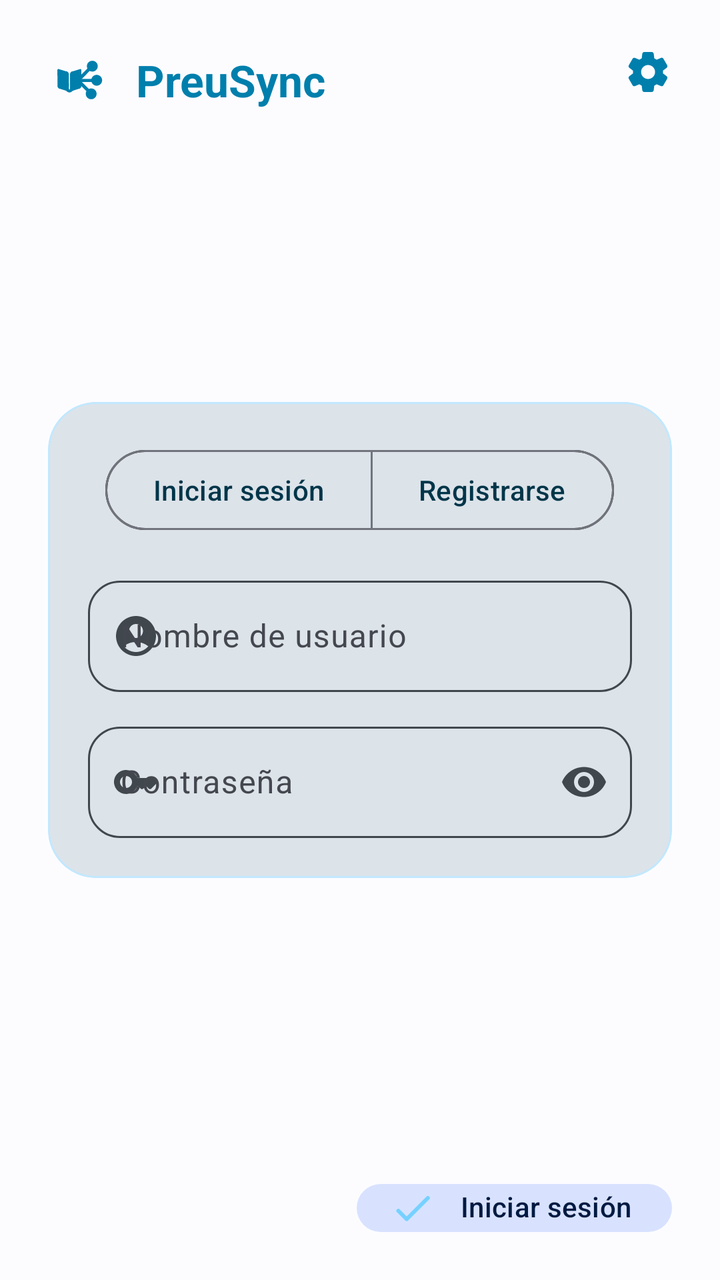
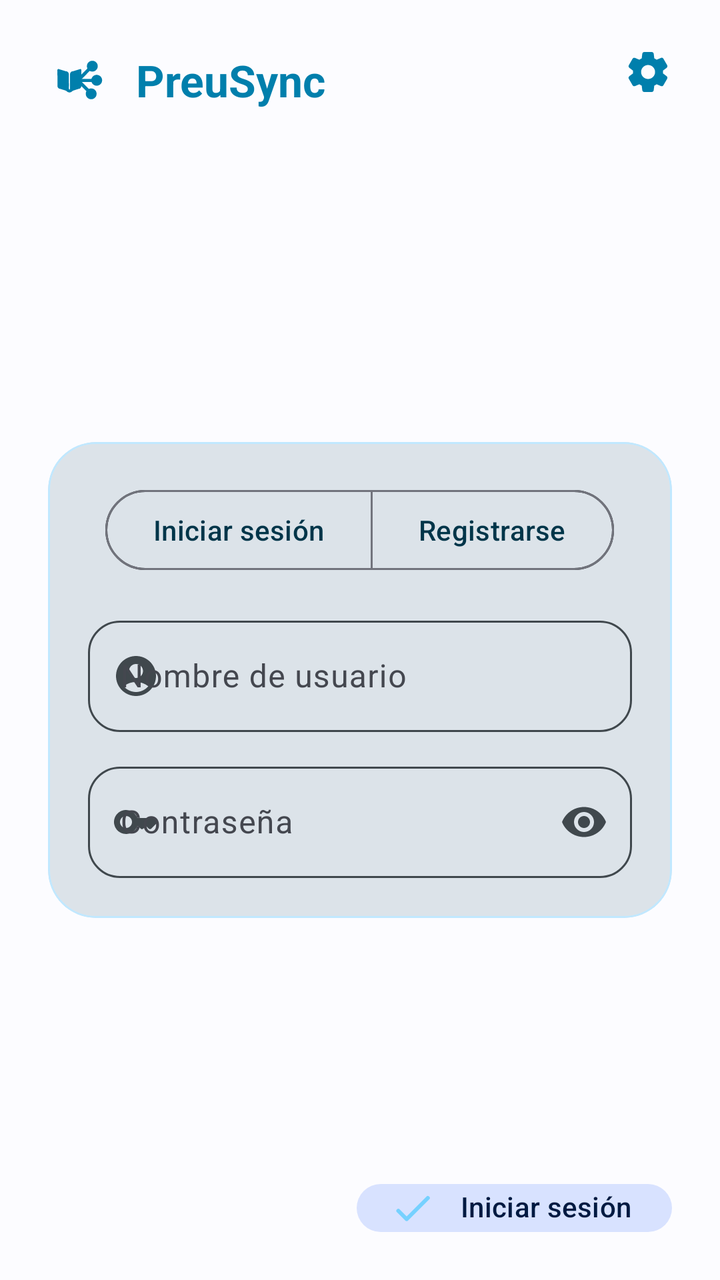

The first picture is an Android layout as it rendered before a commit; the second is the same layout after the commit. The layout source and the unified diff follow.
<!-- AndroidManifest.xml: application theme Theme.PreuSync.Dynamic -->
<!-- res/layout/activity_auth.xml -->
<?xml version="1.0" encoding="utf-8"?>


<androidx.constraintlayout.widget.ConstraintLayout
    xmlns:android="http://schemas.android.com/apk/res/android"
    xmlns:app="http://schemas.android.com/apk/res-auto"
    xmlns:tools="http://schemas.android.com/tools"
    android:id="@+id/authRootLayout"
    android:layout_width="match_parent"
    android:layout_height="match_parent"
    android:fitsSystemWindows="true"
    android:animateLayoutChanges="true"
    android:background="?attr/colorBackground">

    
    <LinearLayout
        android:id="@+id/headerLayout"
        android:layout_width="wrap_content"
        android:layout_height="wrap_content"
        android:layout_margin="@dimen/padding_24dp"
        android:gravity="center_vertical"
        android:orientation="horizontal"
        app:layout_constraintStart_toStartOf="parent"
        app:layout_constraintTop_toTopOf="parent">

        <ImageView
            android:id="@+id/appLogo"
            android:layout_width="32dp"
            android:layout_height="32dp"
            android:src="@drawable/logo"
            app:tint="?attr/colorAccent"
            android:contentDescription="@string/app_name" />

        <TextView
            android:id="@+id/appName"
            style="@style/TextAppearance.PreuSync.HeaderTitle"
            android:layout_width="wrap_content"
            android:layout_height="wrap_content"
            android:layout_marginStart="12dp"
            android:text="@string/app_name"
            android:textSize="22sp" />
    </LinearLayout>

    <ImageButton
        android:id="@+id/settingsButton"
        android:layout_width="40dp"
        android:layout_height="40dp"
        android:layout_margin="@dimen/padding_16dp"
        android:background="@drawable/ripple_circular"
        android:padding="8dp"
        android:src="@drawable/ic_settings"
        app:layout_constraintEnd_toEndOf="parent"
        app:layout_constraintTop_toTopOf="parent"
        app:tint="?attr/colorAccent"
        android:contentDescription="@string/title_settings" />

    
    <com.google.android.material.card.MaterialCardView
        android:id="@+id/formCard"
        style="@style/Widget.PreuSync.CardView"
        android:layout_width="match_parent"
        android:layout_height="0dp"
        android:layout_marginHorizontal="@dimen/padding_24dp"
        android:layout_marginTop="8dp"
        android:layout_marginBottom="16dp"
        app:cardCornerRadius="24dp"
        app:cardElevation="0dp"
        app:strokeWidth="1dp"
        app:strokeColor="?attr/colorControlHighlight"
        app:layout_constraintHeight_default="wrap"
        app:layout_constrainedHeight="true"
        app:layout_constraintBottom_toTopOf="@+id/authFab"
        app:layout_constraintTop_toBottomOf="@id/headerLayout"
        app:layout_constraintVertical_bias="0.5">

        <androidx.core.widget.NestedScrollView
            android:layout_width="match_parent"
            android:layout_height="wrap_content"
            android:fillViewport="true"
            android:scrollbars="none">

            <LinearLayout
                android:layout_width="match_parent"
                android:layout_height="wrap_content"
                android:padding="@dimen/padding_20dp"
                android:paddingBottom="60dp"
                android:orientation="vertical"
                android:gravity="center_horizontal">

                <com.google.android.material.button.MaterialButtonToggleGroup
                    android:id="@+id/authToggleGroup"
                    style="@style/Widget.PreuSync.ButtonToggleGroup"
                    android:layout_marginBottom="16dp">

                    <com.google.android.material.button.MaterialButton
                        android:id="@+id/toggleLogin"
                        style="@style/Widget.Material3.Button.OutlinedButton"
                        android:layout_width="wrap_content"
                        android:layout_height="wrap_content"
                        android:text="@string/button_login" />

                    <com.google.android.material.button.MaterialButton
                        android:id="@+id/toggleRegister"
                        style="@style/Widget.Material3.Button.OutlinedButton"
                        android:layout_width="wrap_content"
                        android:layout_height="wrap_content"
                        android:text="@string/button_register" />
                </com.google.android.material.button.MaterialButtonToggleGroup>

                <ViewFlipper
                    android:id="@+id/authViewFlipper"
                    android:layout_width="match_parent"
                    android:layout_height="wrap_content"
                    android:measureAllChildren="false">

                    
                    <LinearLayout
                        android:id="@+id/loginFields"
                        android:layout_width="match_parent"
                        android:layout_height="wrap_content"
                        android:orientation="vertical">
                        <com.google.android.material.textfield.TextInputLayout
                            android:id="@+id/usernameTextInputLayout"
                            style="@style/Widget.PreuSync.TextInputLayout.OutlinedBox"
                            android:layout_width="match_parent"
                            android:layout_height="wrap_content"
                            android:hint="@string/hint_username"
                            app:startIconDrawable="@drawable/ic_nav_profile">
                            <com.google.android.material.textfield.TextInputEditText
                                android:id="@+id/usernameEditText"
                                android:layout_width="match_parent"
                                android:layout_height="wrap_content"
                                android:importantForAutofill="yes"
                                android:autofillHints="username"
                                android:inputType="text" />
                        </com.google.android.material.textfield.TextInputLayout>
                        <com.google.android.material.textfield.TextInputLayout
                            android:id="@+id/passwordTextInputLayout"
                            style="@style/Widget.PreuSync.TextInputLayout.OutlinedBox"
                            android:layout_width="match_parent"
                            android:layout_height="wrap_content"
                            android:layout_marginTop="12dp"
                            android:hint="@string/hint_password"
                            app:endIconMode="password_toggle"
                            app:startIconDrawable="@drawable/ic_key">
                            <com.google.android.material.textfield.TextInputEditText
                                android:id="@+id/passwordEditText"
                                android:layout_width="match_parent"
                                android:layout_height="wrap_content"
                                android:importantForAutofill="yes"
                                android:autofillHints="password"
                                android:inputType="textPassword" />
                        </com.google.android.material.textfield.TextInputLayout>
                    </LinearLayout>

                    
                    <LinearLayout
                        android:id="@+id/registerFields"
                        android:layout_width="match_parent"
                        android:layout_height="wrap_content"
                        android:orientation="vertical">
                        <ViewFlipper
                            android:id="@+id/registerStepFlipper"
                            android:layout_width="match_parent"
                            android:layout_height="wrap_content"
                            android:measureAllChildren="false">
                            <include layout="@layout/layout_register_step1" />
                            <include layout="@layout/layout_register_step2" />
                            <include layout="@layout/layout_register_step3" />
                        </ViewFlipper>

                        <LinearLayout
                            android:id="@+id/stepNavigationLayout"
                            android:layout_width="match_parent"
                            android:layout_height="wrap_content"
                            android:gravity="center"
                            android:orientation="horizontal"
                            android:paddingTop="12dp">
                            <View android:id="@+id/step1Indicator" android:layout_width="32dp" android:layout_height="6dp" android:layout_margin="4dp" android:background="@drawable/bg_onboarding_indicator_inactive" />
                            <View android:id="@+id/step2Indicator" android:layout_width="32dp" android:layout_height="6dp" android:layout_margin="4dp" android:background="@drawable/bg_onboarding_indicator_inactive" />
                            <View android:id="@+id/step3Indicator" android:layout_width="32dp" android:layout_height="6dp" android:layout_margin="4dp" android:background="@drawable/bg_onboarding_indicator_inactive" />
                        </LinearLayout>
                    </LinearLayout>
                </ViewFlipper>
            </LinearLayout>
        </androidx.core.widget.NestedScrollView>
    </com.google.android.material.card.MaterialCardView>

    
    <com.google.android.material.button.MaterialButton
        android:id="@+id/backStepButton"
        style="@style/Widget.Material3.Button.TextButton"
        android:layout_width="wrap_content"
        android:layout_height="wrap_content"
        android:layout_margin="@dimen/padding_24dp"
        android:text="@string/button_previous"
        android:visibility="gone"
        app:layout_constraintBottom_toBottomOf="parent"
        app:layout_constraintStart_toStartOf="parent" />

    <com.google.android.material.floatingactionbutton.ExtendedFloatingActionButton
        android:id="@+id/authFab"
        style="@style/Base.Widget.Material3.ExtendedFloatingActionButton"
        android:layout_width="wrap_content"
        android:layout_height="wrap_content"
        android:layout_margin="@dimen/padding_24dp"
        android:text="@string/button_login"
        android:clickable="true"
        android:focusable="true"
        app:icon="@drawable/ic_check"
        app:layout_constraintBottom_toBottomOf="parent"
        app:layout_constraintEnd_toEndOf="parent" />

</androidx.constraintlayout.widget.ConstraintLayout>
<!-- res/layout/layout_register_step1.xml (included above) -->
<?xml version="1.0" encoding="utf-8"?>

<LinearLayout xmlns:android="http://schemas.android.com/apk/res/android"
    xmlns:app="http://schemas.android.com/apk/res-auto"
    android:layout_width="match_parent"
    android:layout_height="wrap_content"
    android:orientation="vertical"
    android:paddingBottom="8dp">

    <com.google.android.material.card.MaterialCardView
        android:id="@+id/avatarCardView"
        android:layout_width="72dp"
        android:layout_height="72dp"
        android:layout_gravity="center"
        android:layout_marginBottom="16dp"
        app:cardCornerRadius="36dp"
        app:cardElevation="2dp">
        <ImageView
            android:id="@+id/avatarImageView"
            android:layout_width="match_parent"
            android:layout_height="match_parent"
            android:scaleType="centerCrop"
            android:src="@drawable/ic_nav_profile"
            android:contentDescription="@string/title_profile" />
    </com.google.android.material.card.MaterialCardView>

    <com.google.android.material.textfield.TextInputLayout
        android:id="@+id/registerUsernameTextInputLayout"
        style="@style/Widget.PreuSync.TextInputLayout.OutlinedBox"
        android:layout_width="match_parent"
        android:layout_height="wrap_content"
        android:hint="@string/hint_username"
        app:startIconDrawable="@drawable/ic_nav_profile">
        <com.google.android.material.textfield.TextInputEditText
            android:id="@+id/registerUsernameEditText"
            android:layout_width="match_parent"
            android:layout_height="wrap_content"
            android:importantForAutofill="yes"
            android:autofillHints="username"
            android:inputType="textPersonName" />
    </com.google.android.material.textfield.TextInputLayout>

    <com.google.android.material.textfield.TextInputLayout
        android:id="@+id/newPasswordTextInputLayout"
        style="@style/Widget.PreuSync.TextInputLayout.OutlinedBox"
        android:layout_width="match_parent"
        android:layout_height="wrap_content"
        android:layout_marginTop="12dp"
        android:hint="@string/hint_password"
        app:endIconMode="password_toggle"
        app:startIconDrawable="@drawable/ic_key">
        <com.google.android.material.textfield.TextInputEditText
            android:id="@+id/newPasswordEditText"
            android:layout_width="match_parent"
            android:layout_height="wrap_content"
            android:importantForAutofill="yes"
            android:autofillHints="newPassword"
            android:inputType="textPassword" />
    </com.google.android.material.textfield.TextInputLayout>

    <com.google.android.material.textfield.TextInputLayout
        android:id="@+id/confirmPasswordTextInputLayout"
        style="@style/Widget.PreuSync.TextInputLayout.OutlinedBox"
        android:layout_width="match_parent"
        android:layout_height="wrap_content"
        android:layout_marginTop="12dp"
        android:hint="@string/hint_repeat_password"
        app:endIconMode="password_toggle"
        app:startIconDrawable="@drawable/ic_repeat">
        <com.google.android.material.textfield.TextInputEditText
            android:id="@+id/confirmPasswordEditText"
            android:layout_width="match_parent"
            android:layout_height="wrap_content"
            android:importantForAutofill="yes"
            android:autofillHints="newPassword"
            android:inputType="textPassword" />
    </com.google.android.material.textfield.TextInputLayout>
</LinearLayout>
<!-- res/layout/layout_register_step2.xml (included above) -->
<?xml version="1.0" encoding="utf-8"?>

<LinearLayout xmlns:android="http://schemas.android.com/apk/res/android"
    xmlns:app="http://schemas.android.com/apk/res-auto"
    android:layout_width="match_parent"
    android:layout_height="wrap_content"
    android:orientation="vertical"
    android:paddingBottom="@dimen/padding_8dp">

    <com.google.android.material.textfield.TextInputLayout
        android:id="@+id/firstNameTextInputLayout"
        style="@style/Widget.PreuSync.TextInputLayout.OutlinedBox"
        android:layout_width="match_parent"
        android:layout_height="wrap_content"
        android:hint="@string/hint_first_name"
        app:startIconDrawable="@drawable/ic_rename">
        <com.google.android.material.textfield.TextInputEditText
            android:id="@+id/firstNameEditText"
            android:layout_width="match_parent"
            android:layout_height="wrap_content"
            android:importantForAutofill="yes"
            android:autofillHints="personGivenName"
            android:inputType="textCapWords" />
    </com.google.android.material.textfield.TextInputLayout>

    <com.google.android.material.textfield.TextInputLayout
        android:id="@+id/lastNameTextInputLayout"
        style="@style/Widget.PreuSync.TextInputLayout.OutlinedBox"
        android:layout_width="match_parent"
        android:layout_height="wrap_content"
        android:layout_marginTop="@dimen/padding_12dp"
        android:hint="@string/hint_last_name"
        app:startIconDrawable="@drawable/ic_assignment">
        <com.google.android.material.textfield.TextInputEditText
            android:id="@+id/lastNameEditText"
            android:layout_width="match_parent"
            android:layout_height="wrap_content"
            android:importantForAutofill="yes"
            android:autofillHints="personFamilyName"
            android:inputType="textCapWords" />
    </com.google.android.material.textfield.TextInputLayout>

    <com.google.android.material.textfield.TextInputLayout
        android:id="@+id/idTextInputLayout"
        style="@style/Widget.PreuSync.TextInputLayout.OutlinedBox"
        android:layout_width="match_parent"
        android:layout_height="wrap_content"
        android:layout_marginTop="@dimen/padding_12dp"
        android:hint="@string/hint_id_number"
        app:startIconDrawable="@drawable/ic_card">
        <com.google.android.material.textfield.TextInputEditText
            android:id="@+id/idEditText"
            android:layout_width="match_parent"
            android:layout_height="wrap_content"
            android:inputType="number" />
    </com.google.android.material.textfield.TextInputLayout>
</LinearLayout>
<!-- res/layout/layout_register_step3.xml (included above) -->
<?xml version="1.0" encoding="utf-8"?>

<LinearLayout xmlns:android="http://schemas.android.com/apk/res/android"
    xmlns:app="http://schemas.android.com/apk/res-auto"
    android:layout_width="match_parent"
    android:layout_height="wrap_content"
    android:orientation="vertical"
    android:paddingBottom="@dimen/padding_8dp">

    <com.google.android.material.textfield.TextInputLayout
        android:id="@+id/roleTextInputLayout"
        style="@style/Widget.PreuSync.TextInputLayout.OutlinedBox.ExposedDropdownMenu"
        android:layout_width="match_parent"
        android:layout_height="wrap_content"
        android:hint="@string/hint_role"
        app:startIconDrawable="@drawable/ic_work">
        <AutoCompleteTextView
            android:id="@+id/roleAutoComplete"
            android:layout_width="match_parent"
            android:layout_height="wrap_content"
            android:inputType="none" />
    </com.google.android.material.textfield.TextInputLayout>

    <com.google.android.material.textfield.TextInputLayout
        android:id="@+id/provinceTextInputLayout"
        style="@style/Widget.PreuSync.TextInputLayout.OutlinedBox.ExposedDropdownMenu"
        android:layout_width="match_parent"
        android:layout_height="wrap_content"
        android:layout_marginTop="@dimen/padding_12dp"
        android:hint="@string/hint_province"
        app:startIconDrawable="@drawable/ic_place">
        <AutoCompleteTextView
            android:id="@+id/provinceAutoComplete"
            android:layout_width="match_parent"
            android:layout_height="wrap_content"
            android:inputType="none" />
    </com.google.android.material.textfield.TextInputLayout>

    <com.google.android.material.textfield.TextInputLayout
        android:id="@+id/municipalityTextInputLayout"
        style="@style/Widget.PreuSync.TextInputLayout.OutlinedBox.ExposedDropdownMenu"
        android:layout_width="match_parent"
        android:layout_height="wrap_content"
        android:layout_marginTop="@dimen/padding_12dp"
        android:hint="@string/hint_municipality"
        android:enabled="false"
        app:startIconDrawable="@drawable/ic_place">
        <AutoCompleteTextView
            android:id="@+id/municipalityAutoComplete"
            android:layout_width="match_parent"
            android:layout_height="wrap_content"
            android:inputType="none" />
    </com.google.android.material.textfield.TextInputLayout>

    <com.google.android.material.textfield.TextInputLayout
        android:id="@+id/schoolTextInputLayout"
        style="@style/Widget.PreuSync.TextInputLayout.OutlinedBox.ExposedDropdownMenu"
        android:layout_width="match_parent"
        android:layout_height="wrap_content"
        android:layout_marginTop="@dimen/padding_12dp"
        android:hint="@string/hint_school"
        android:enabled="false"
        app:startIconDrawable="@drawable/ic_school">
        <AutoCompleteTextView
            android:id="@+id/schoolAutoComplete"
            android:layout_width="match_parent"
            android:layout_height="wrap_content"
            android:inputType="none" />
    </com.google.android.material.textfield.TextInputLayout>

    <com.google.android.material.textfield.TextInputLayout
        android:id="@+id/groupTextInputLayout"
        style="@style/Widget.PreuSync.TextInputLayout.OutlinedBox.ExposedDropdownMenu"
        android:layout_width="match_parent"
        android:layout_height="wrap_content"
        android:layout_marginTop="@dimen/padding_12dp"
        android:hint="@string/hint_group"
        android:enabled="false"
        app:startIconDrawable="@drawable/ic_group">
        <AutoCompleteTextView
            android:id="@+id/groupAutoComplete"
            android:layout_width="match_parent"
            android:layout_height="wrap_content"
            android:inputType="none" />
    </com.google.android.material.textfield.TextInputLayout>

    <com.google.android.material.textfield.TextInputLayout
        android:id="@+id/tuteeTextInputLayout"
        style="@style/Widget.PreuSync.TextInputLayout.OutlinedBox"
        android:layout_width="match_parent"
        android:layout_height="wrap_content"
        android:layout_marginTop="@dimen/padding_12dp"
        android:hint="@string/hint_tutee"
        android:visibility="gone"
        app:helperText="Nombre de usuario del educando"
        app:startIconDrawable="@drawable/ic_person">
        <com.google.android.material.textfield.TextInputEditText
            android:id="@+id/tuteeEditText"
            android:layout_width="match_parent"
            android:layout_height="wrap_content" />
    </com.google.android.material.textfield.TextInputLayout>

    <com.google.android.material.textfield.TextInputLayout
        android:id="@+id/responsibilitiesTextInputLayout"
        style="@style/Widget.PreuSync.TextInputLayout.OutlinedBox"
        android:layout_width="match_parent"
        android:layout_height="wrap_content"
        android:layout_marginTop="@dimen/padding_12dp"
        android:hint="@string/hint_responsibilities"
        android:visibility="gone"
        app:startIconDrawable="@drawable/ic_work">
        <com.google.android.material.textfield.TextInputEditText
            android:id="@+id/responsibilitiesEditText"
            android:layout_width="match_parent"
            android:layout_height="wrap_content"
            android:focusable="false"
            android:clickable="true" />
    </com.google.android.material.textfield.TextInputLayout>
</LinearLayout>
<!-- resources referenced by this layout -->
<resources>
  <dimen name="padding_12dp">12dp</dimen>
  <dimen name="padding_16dp">16dp</dimen>
  <dimen name="padding_20dp">20dp</dimen>
  <dimen name="padding_24dp">24dp</dimen>
  <dimen name="padding_8dp">8dp</dimen>
  <string name="app_name">PreuSync</string>
  <string name="button_login">Iniciar sesión</string>
  <string name="button_previous">Anterior</string>
  <string name="button_register">Registrarse</string>
  <string name="hint_first_name">Nombre(s)</string>
  <string name="hint_group">Grupo (ej. 11 - 2)</string>
  <string name="hint_last_name">Apellidos</string>
  <string name="hint_municipality">Municipio</string>
  <string name="hint_password">Contraseña</string>
  <string name="hint_province">Provincia</string>
  <string name="hint_role">Rol</string>
  <string name="hint_school">Escuela</string>
  <string name="hint_username">Nombre de usuario</string>
  <string name="title_profile">Cuenta</string>
  <string name="title_settings">Ajustes</string>
  <style name="Theme.PreuSync.Dynamic" parent="Theme.Material3.DynamicColors.DayNight.NoActionBar">
          <item name="colorPrimary">@android:color/system_accent1_200</item>
          <item name="colorPrimaryDark">@android:color/system_accent1_300</item>
          <item name="colorPrimaryVariant">@android:color/system_accent2_800</item>
          <item name="colorAccent">@android:color/system_accent1_500</item>
          <item name="colorControlNormal">@android:color/system_accent2_50</item>
          <item name="colorControlHighlight">@android:color/system_accent1_100</item>
          <item name="colorSecondary">@android:color/system_accent1_300</item>
          <item name="colorSecondaryVariant">@android:color/system_accent2_300</item>
          <item name="colorSurface">@android:color/system_neutral1_900</item>
          <item name="colorSurfaceVariant">@android:color/system_neutral2_800</item>
          <item name="colorOnPrimary">@color/colorText</item>
          <item name="colorOnSecondary">@color/colorText</item>
          <item name="colorOnSurface">?attr/colorText</item>
          <item name="colorError">@color/colorError</item>
          <item name="colorOnError">@color/colorText</item>
          <item name="colorExito">?colorPrimaryContainer</item>
          <item name="colorWarning">?colorTertiaryContainer</item>
          <item name="colorHorarioPrincipal">@android:color/system_accent3_700</item>
          <item name="colorHorarioAsignatura">@android:color/system_accent3_700</item>
          <item name="colorHorarioLibre">@android:color/system_neutral2_800</item>
          <item name="colorHorarioResaltadoPrincipal">@android:color/system_accent1_200</item>
          <item name="colorHorarioResaltadoSecundario">@android:color/system_accent2_400</item>
          <item name="colorBackground">@android:color/system_neutral1_10</item>
          <item name="colorBackgroundCard">@android:color/system_neutral2_100</item>
          <item name="colorText">@android:color/system_accent1_800</item>
          <item name="colorTextHint">@android:color/system_neutral2_700</item>
          <item name="materialAlertDialogTheme">@style/ThemeOverlay.PreuSync.MaterialAlertDialog</item>
          <item name="android:statusBarColor">@android:color/transparent</item>
          <item name="android:navigationBarColor">@android:color/transparent</item>
          <item name="android:windowLightStatusBar">?attr/isLightTheme</item>
          <item name="materialCardViewStyle">@style/Widget.PreuSync.CardView</item>
      </style>
  <color name="colorInactiveIndicator">#555555</color>
  <color name="colorAccent">#006684</color>
  <dimen name="card_corner_radius">20dp</dimen>
  <dimen name="card_elevation">4dp</dimen>
  <color name="colorText">#191C1E</color>
  <color name="colorError">#BA1A1A</color>
  <!-- unchanged entries left out for length: 28 -->
</resources>

<!-- the commit's change to res/layout/activity_auth.xml (unified diff, before → after) -->
@@ -55,6 +55,14 @@
         android:contentDescription="@string/title_settings" />
 
     
+    <androidx.constraintlayout.widget.Guideline
+        android:id="@+id/headerGuideline"
+        android:layout_width="wrap_content"
+        android:layout_height="wrap_content"
+        android:orientation="horizontal"
+        app:layout_constraintGuide_begin="96dp" />
+
+    
     <com.google.android.material.card.MaterialCardView
         android:id="@+id/formCard"
         style="@style/Widget.PreuSync.CardView"
@@ -70,7 +78,7 @@
         app:layout_constraintHeight_default="wrap"
         app:layout_constrainedHeight="true"
         app:layout_constraintBottom_toTopOf="@+id/authFab"
-        app:layout_constraintTop_toBottomOf="@id/headerLayout"
+        app:layout_constraintTop_toBottomOf="@id/headerGuideline"
         app:layout_constraintVertical_bias="0.5">
 
         <androidx.core.widget.NestedScrollView
@@ -83,7 +91,7 @@
                 android:layout_width="match_parent"
                 android:layout_height="wrap_content"
                 android:padding="@dimen/padding_20dp"
-                android:paddingBottom="60dp"
+                android:paddingBottom="48dp"
                 android:orientation="vertical"
                 android:gravity="center_horizontal">
 
@@ -186,7 +194,6 @@
         </androidx.core.widget.NestedScrollView>
     </com.google.android.material.card.MaterialCardView>
 
-    
     <com.google.android.material.button.MaterialButton
         android:id="@+id/backStepButton"
         style="@style/Widget.Material3.Button.TextButton"
<!-- resource entries referenced after the edit -->
@@ -35,9 +35,12 @@
           <item name="colorOnSecondary">@color/colorText</item>
           <item name="colorOnSurface">?attr/colorText</item>
           <item name="colorError">@color/colorError</item>
+          <item name="colorErrorContainer">?attr/colorErrorContainer</item>
           <item name="colorOnError">@color/colorText</item>
           <item name="colorExito">?colorPrimaryContainer</item>
           <item name="colorWarning">?colorTertiaryContainer</item>
+          <item name="colorSecondaryContainer">?attr/colorSecondaryContainer</item>
+          <item name="colorOnSecondaryContainer">?attr/colorOnSecondaryContainer</item>
           <item name="colorHorarioPrincipal">@android:color/system_accent3_700</item>
           <item name="colorHorarioAsignatura">@android:color/system_accent3_700</item>
           <item name="colorHorarioLibre">@android:color/system_neutral2_800</item>
